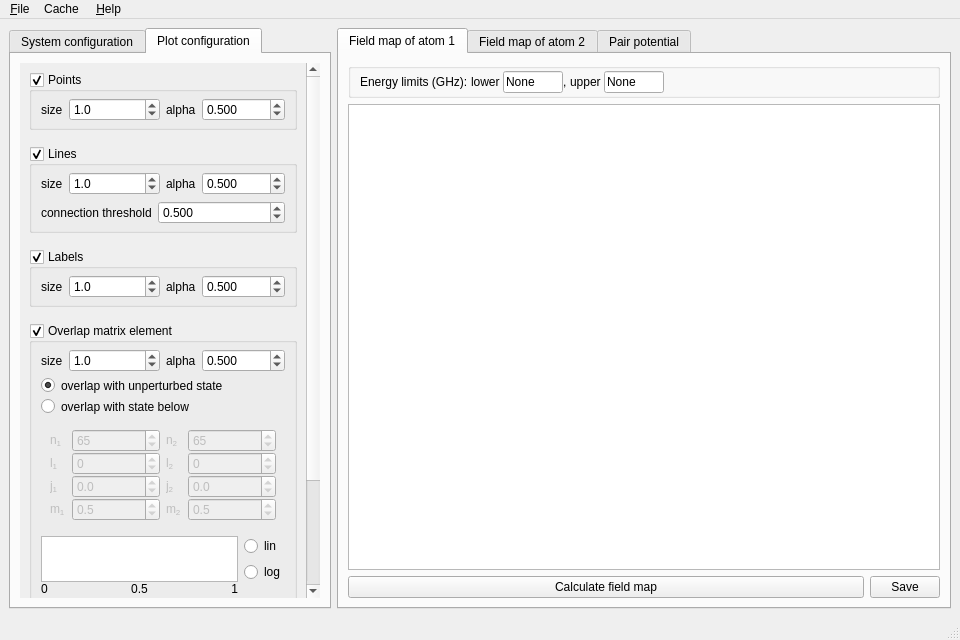
Qt form gui/plotter.ui (pairinteraction/pairinteraction) before a commit.
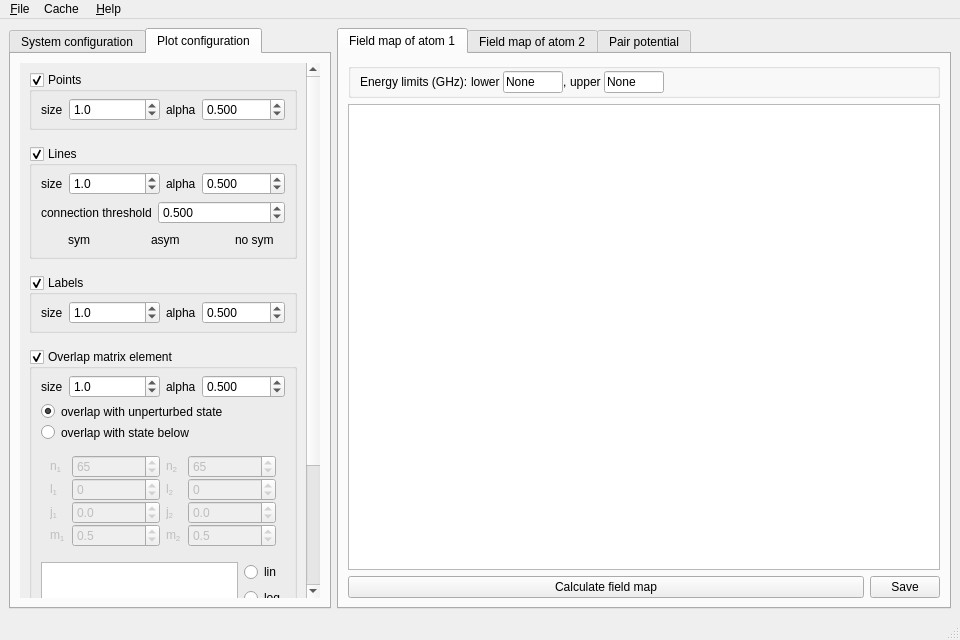
The same form after that commit. The open tabs and pages were chosen to show the change. Custom widgets are drawn as their Qt base class.

Commit message: Add method to fit c3 or c6, fix units of saved e-field, use double as real data type, correct the use of quantum defects, add legend for line colors

```diff
--- a/gui/plotter.ui
+++ b/gui/plotter.ui
@@ -1782,8 +1782,8 @@
             <rect>
              <x>0</x>
              <y>0</y>
-             <width>285</width>
-             <height>830</height>
+             <width>300</width>
+             <height>864</height>
             </rect>
            </property>
            <layout class="QVBoxLayout" name="verticalLayout_5">
@@ -2153,6 +2153,163 @@
                  </item>
                 </layout>
                </item>
+               <item>
+                <layout class="QHBoxLayout" name="horizontalLayout_11">
+                 <item>
+                  <layout class="QFormLayout" name="formLayout_2">
+                   <property name="labelAlignment">
+                    <set>Qt::AlignLeading|Qt::AlignLeft|Qt::AlignVCenter</set>
+                   </property>
+                   <property name="formAlignment">
+                    <set>Qt::AlignLeading|Qt::AlignLeft|Qt::AlignVCenter</set>
+                   </property>
+                   <property name="horizontalSpacing">
+                    <number>2</number>
+                   </property>
+                   <property name="verticalSpacing">
+                    <number>0</number>
+                   </property>
+                   <item row="0" column="0">
+                    <widget class="ColorButton" name="colorbutton_plot_sym">
+                     <property name="sizePolicy">
+                      <sizepolicy hsizetype="Maximum" vsizetype="Maximum">
+                       <horstretch>0</horstretch>
+                       <verstretch>0</verstretch>
+                      </sizepolicy>
+                     </property>
+                     <property name="minimumSize">
+                      <size>
+                       <width>0</width>
+                       <height>0</height>
+                      </size>
+                     </property>
+                     <property name="maximumSize">
+                      <size>
+                       <width>25</width>
+                       <height>20</height>
+                      </size>
+                     </property>
+                     <property name="text">
+                      <string/>
+                     </property>
+                     <property name="flat">
+                      <bool>true</bool>
+                     </property>
+                    </widget>
+                   </item>
+                   <item row="0" column="1">
+                    <widget class="QLabel" name="label_12">
+                     <property name="text">
+                      <string>sym</string>
+                     </property>
+                    </widget>
+                   </item>
+                  </layout>
+                 </item>
+                 <item>
+                  <layout class="QFormLayout" name="formLayout_7">
+                   <property name="labelAlignment">
+                    <set>Qt::AlignLeading|Qt::AlignLeft|Qt::AlignVCenter</set>
+                   </property>
+                   <property name="formAlignment">
+                    <set>Qt::AlignLeading|Qt::AlignLeft|Qt::AlignVCenter</set>
+                   </property>
+                   <property name="horizontalSpacing">
+                    <number>2</number>
+                   </property>
+                   <property name="verticalSpacing">
+                    <number>0</number>
+                   </property>
+                   <item row="0" column="0">
+                    <widget class="ColorButton" name="colorbutton_plot_asym">
+                     <property name="sizePolicy">
+                      <sizepolicy hsizetype="Maximum" vsizetype="Maximum">
+                       <horstretch>0</horstretch>
+                       <verstretch>0</verstretch>
+                      </sizepolicy>
+                     </property>
+                     <property name="minimumSize">
+                      <size>
+                       <width>0</width>
+                       <height>0</height>
+                      </size>
+                     </property>
+                     <property name="maximumSize">
+                      <size>
+                       <width>25</width>
+                       <height>20</height>
+                      </size>
+                     </property>
+                     <property name="text">
+                      <string/>
+                     </property>
+                     <property name="flat">
+                      <bool>true</bool>
+                     </property>
+                    </widget>
+                   </item>
+                   <item row="0" column="1">
+                    <widget class="QLabel" name="label_26">
+                     <property name="text">
+                      <string>asym</string>
+                     </property>
+                    </widget>
+                   </item>
+                  </layout>
+                 </item>
+                 <item>
+                  <layout class="QFormLayout" name="formLayout_3">
+                   <property name="labelAlignment">
+                    <set>Qt::AlignLeading|Qt::AlignLeft|Qt::AlignVCenter</set>
+                   </property>
+                   <property name="formAlignment">
+                    <set>Qt::AlignLeading|Qt::AlignLeft|Qt::AlignVCenter</set>
+                   </property>
+                   <property name="horizontalSpacing">
+                    <number>2</number>
+                   </property>
+                   <property name="verticalSpacing">
+                    <number>0</number>
+                   </property>
+                   <item row="0" column="0">
+                    <widget class="ColorButton" name="colorbutton_plot_nosym">
+                     <property name="sizePolicy">
+                      <sizepolicy hsizetype="Maximum" vsizetype="Maximum">
+                       <horstretch>0</horstretch>
+                       <verstretch>0</verstretch>
+                      </sizepolicy>
+                     </property>
+                     <property name="minimumSize">
+                      <size>
+                       <width>0</width>
+                       <height>0</height>
+                      </size>
+                     </property>
+                     <property name="maximumSize">
+                      <size>
+                       <width>25</width>
+                       <height>20</height>
+                      </size>
+                     </property>
+                     <property name="text">
+                      <string/>
+                     </property>
+                     <property name="flat">
+                      <bool>true</bool>
+                     </property>
+                    </widget>
+                   </item>
+                   <item row="0" column="1">
+                    <widget class="QLabel" name="label_13">
+                     <property name="text">
+                      <string>no sym</string>
+                     </property>
+                    </widget>
+                   </item>
+                  </layout>
+                 </item>
+                </layout>
+               </item>
               </layout>
              </widget>
             </item>
@@ -3993,6 +4150,11 @@
    <extends>QGraphicsView</extends>
    <header>pyqtgraph.h</header>
   </customwidget>
+  <customwidget>
+   <class>ColorButton</class>
+   <extends>QPushButton</extends>
+   <header>pyqtgraph.h</header>
+  </customwidget>
  </customwidgets>
  <tabstops>
   <tabstop>tabwidget_config</tabstop>
```
Left out of the diff: 8 changed lines with no effect on the pictures. The commit also changes 5 other files.
